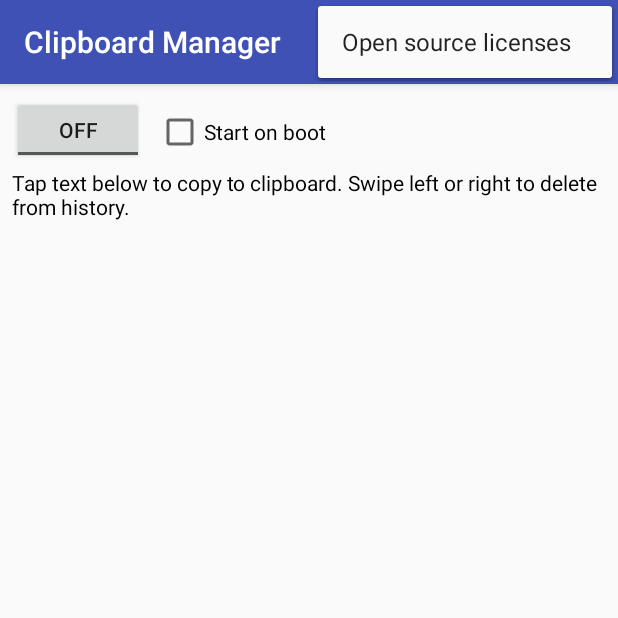
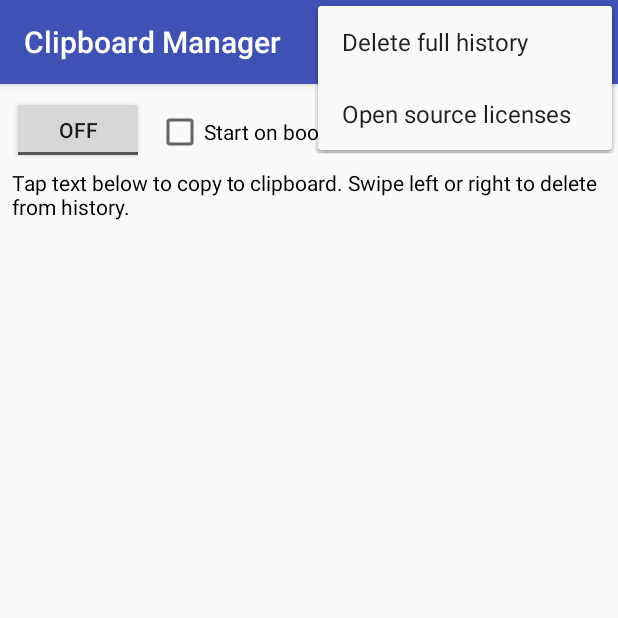
Before and after one commit to jonchampagne/simple-clipboard-manager, an Android app: the screen it shows after launch (MainActivity), with the options menu open, on a phone screen of 412 x 824 dp, the top half of it. Run offline under Robolectric (Android 15) with nearby library versions, the phone set to English and light mode, and no system bars; our stand-ins replace Room's generated code; libraries missing offline, so code that uses them is left out: ; 1 statement that could not run was skipped.

Commit message:
Implement deleting full history.

```diff
--- a/app/src/main/java/com/jayseeofficial/clipboardmanager/data/ClipboardHistoryDao.kt
+++ b/app/src/main/java/com/jayseeofficial/clipboardmanager/data/ClipboardHistoryDao.kt
@@ -14,7 +14,9 @@ interface ClipboardHistoryDao {
     @Delete
     fun deleteClipboardData(cd: ClipboardData)
 
-    // TODO: LiveData-ify this
+    @Query("DELETE FROM ClipboardData")
+    fun deleteAll()
+
     @Query("SELECT * FROM ClipboardData")
     fun getAll(): LiveData<List<ClipboardData>>
 }
--- a/app/src/main/res/menu/menu_main.xml
+++ b/app/src/main/res/menu/menu_main.xml
@@ -1,6 +1,11 @@
 <?xml version="1.0" encoding="utf-8"?>
 <menu xmlns:android="http://schemas.android.com/apk/res/android"
     xmlns:app="http://schemas.android.com/apk/res-auto">
+
+    <item
+        android:id="@+id/menuitem_delete_full_history"
+        android:title="@string/delete_full_history"
+        app:showAsAction="never" />
 
     <item
         android:id="@+id/menuitem_open_source_licenses"
--- a/app/src/main/res/values/strings.xml
+++ b/app/src/main/res/values/strings.xml
@@ -9,4 +9,8 @@
     <string name="delete_all">Delete All</string>
     <string name="open_source_licenses">Open source licenses</string>
     <string name="title_activity_licenses">LicensesActivity</string>
+    <string name="delete_full_history">Delete full history</string>
+    <string name="yes">Yes</string>
+    <string name="no">No</string>
+    <string name="dialog_text_delete_full_history">Delete full history?\nTHIS CANNOT BE UNDONE!</string>
 </resources>
```
Also changed, not shown: app/src/main/java/com/jayseeofficial/clipboardmanager/ui/activity/MainActivity.kt (+17 -0 lines).
